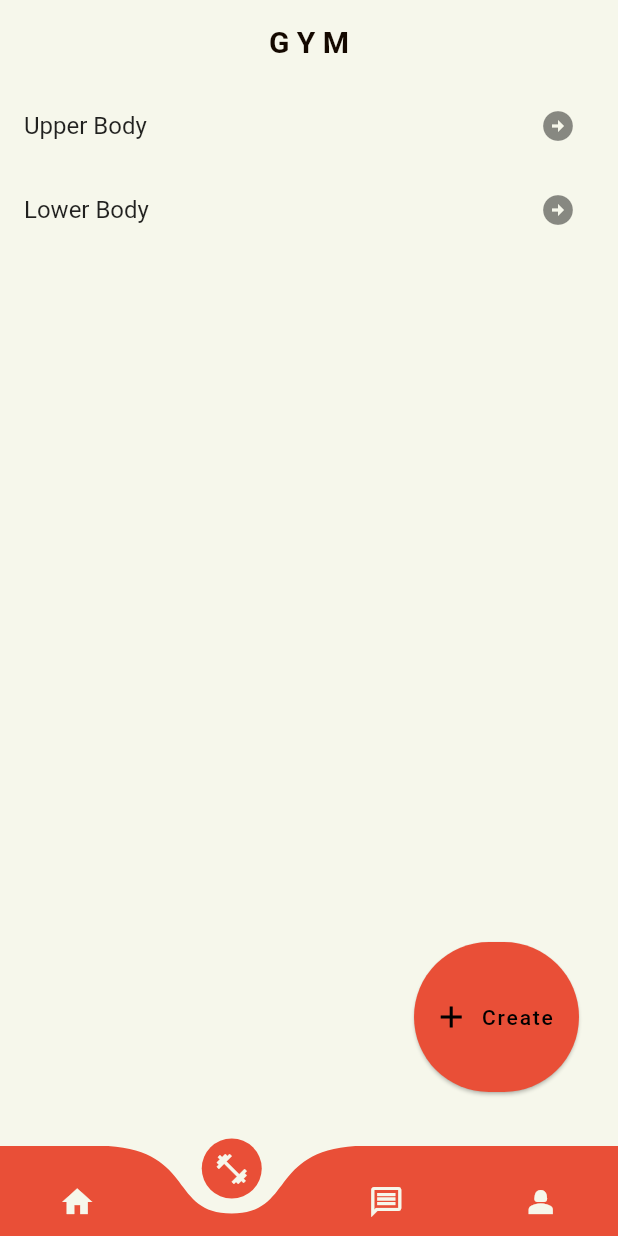
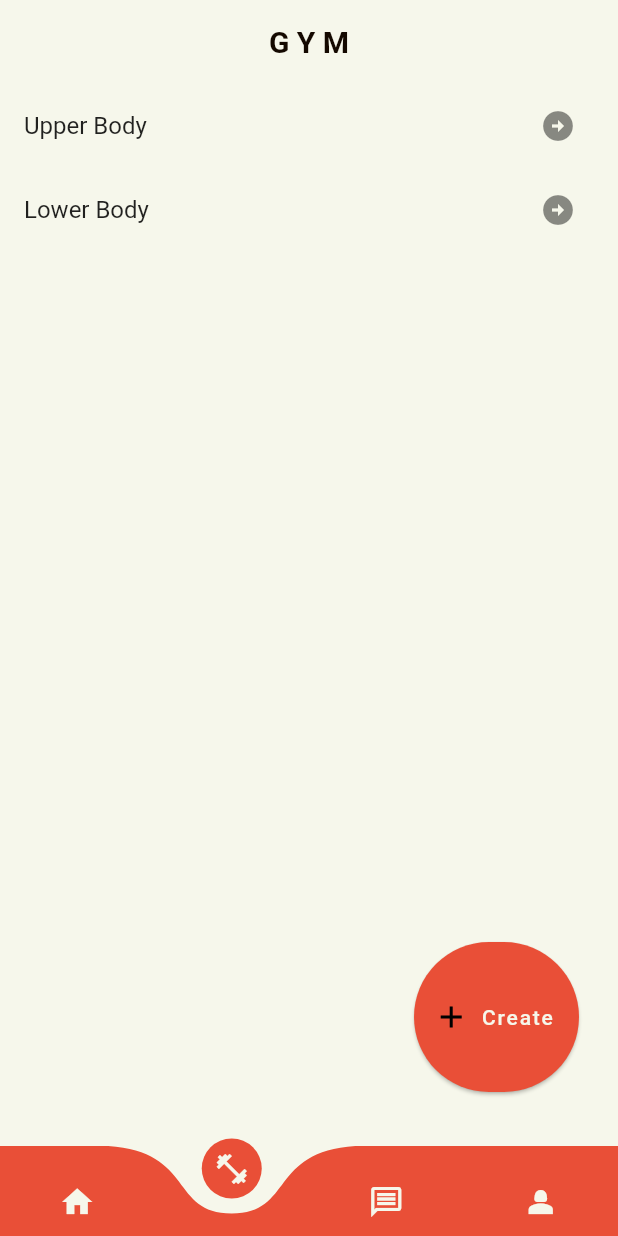
Before and after one commit to AnthonyBeerus/project_kaizen, a Flutter app: the screen it shows after launch, item 2 of the bottom bar chosen, on a phone screen of 412 x 824 dp. Run offline on Flutter 3.47's test engine with Material 2 defaults, Android fonts, the phone set to English and light mode, and no system bars; drawn by our look-alikes of curved_navigation_bar, flutter_speed_dial.

Commit message:
Changed color of FAB label

```diff
--- a/lib/Presentation Layer/pages/workout_screen.dart
+++ b/lib/Presentation Layer/pages/workout_screen.dart
@@ -162,7 +162,7 @@ class _WorkoutScreenState extends State<WorkoutScreen> {
             margin: const EdgeInsets.only(right: 10, bottom: 20),
             child: SpeedDial(
               label: const Text('Create'),
-              foregroundColor: Colors.black,
+              foregroundColor: secondaryColor,
               animatedIcon: AnimatedIcons.add_event,
               backgroundColor: thirdColor,
               overlayColor: secondaryColor,
```
